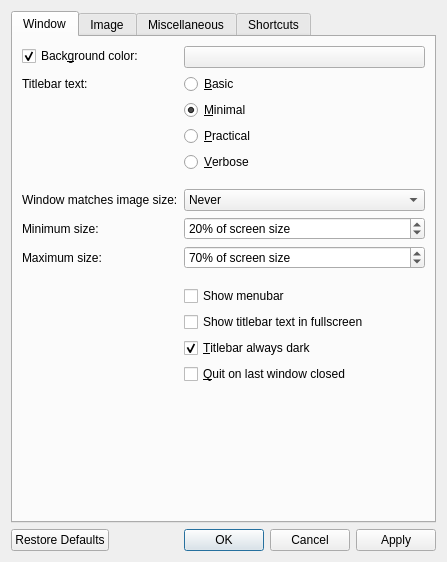
jurplel/qView, file src/qvoptionsdialog.ui: the form before one commit.
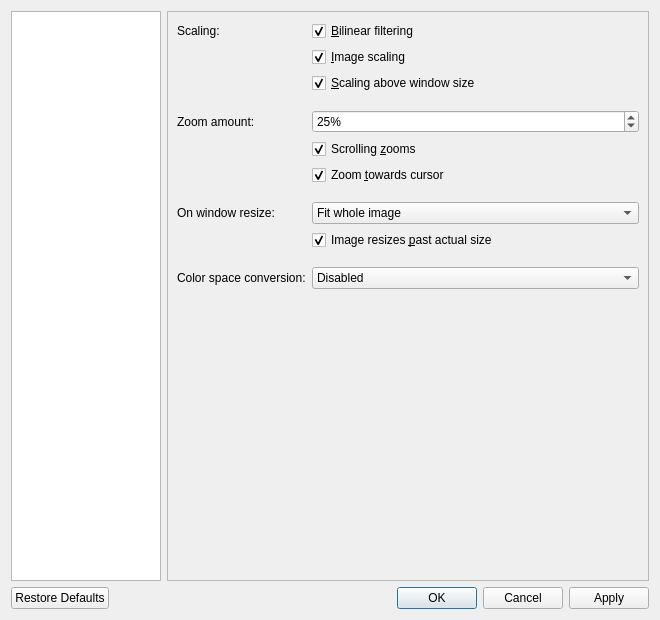
The form after the commit. The open tabs and pages were chosen to show the change.

Commit message: Options Dialog: Categories list instead of tab bar, corresponding panels now scrollable

Patch:
```diff
--- a/src/qvoptionsdialog.ui
+++ b/src/qvoptionsdialog.ui
@@ -9,30 +9,54 @@
    <rect>
     <x>0</x>
     <y>0</y>
-    <width>447</width>
-    <height>562</height>
+    <width>660</width>
+    <height>620</height>
    </rect>
   </property>
+  <property name="minimumSize">
+   <size>
+    <width>600</width>
+    <height>400</height>
+   </size>
+  </property>
   <property name="windowTitle">
    <string>Settings</string>
   </property>
   <layout class="QVBoxLayout" name="verticalLayout">
    <item>
-    <widget class="QTabWidget" name="tabWidget">
-     <property name="focusPolicy">
-      <enum>Qt::NoFocus</enum>
-     </property>
+    <layout class="QHBoxLayout" name="horizontalLayout">
+     <item>
+      <widget class="QListWidget" name="categoryList">
+       <property name="maximumSize">
+        <size>
+         <width>150</width>
+         <height>16777215</height>
+        </size>
+       </property>
+       <property name="horizontalScrollBarPolicy">
+        <enum>Qt::ScrollBarAlwaysOff</enum>
+       </property>
+      </widget>
+     </item>
+     <item>
+      <widget class="QStackedWidget" name="stackedWidget">
      <property name="currentIndex">
-      <number>2</number>
+        <number>0</number>
+       </property>
+       <widget class="QScrollArea" name="windowScrollArea">
+        <property name="widgetResizable">
+         <bool>true</bool>
      </property>
      <widget class="QWidget" name="window">
-      <property name="layoutDirection">
-       <enum>Qt::LeftToRight</enum>
-      </property>
-      <attribute name="title">
-       <string>Window</string>
-      </attribute>
-      <layout class="QFormLayout" name="formLayout">
+         <property name="geometry">
+          <rect>
+           <x>0</x>
+           <y>0</y>
+           <width>472</width>
+           <height>552</height>
+          </rect>
+         </property>
+         <layout class="QFormLayout" name="windowLayout">
        <item row="0" column="0">
         <widget class="QCheckBox" name="bgColorCheckbox">
          <property name="text">
@@ -252,11 +276,21 @@
        </item>
       </layout>
      </widget>
+       </widget>
+       <widget class="QScrollArea" name="imageScrollArea">
+        <property name="widgetResizable">
+         <bool>true</bool>
+        </property>
      <widget class="QWidget" name="image">
-      <attribute name="title">
-       <string>Image</string>
-      </attribute>
-      <layout class="QFormLayout" name="formLayout_4">
+         <property name="geometry">
+          <rect>
+           <x>0</x>
+           <y>0</y>
+           <width>472</width>
+           <height>552</height>
+          </rect>
+         </property>
+         <layout class="QFormLayout" name="imageLayout">
        <item row="0" column="0">
         <widget class="QLabel" name="label_2">
          <property name="text">
@@ -490,11 +524,21 @@
        </item>
       </layout>
      </widget>
+       </widget>
+       <widget class="QScrollArea" name="miscScrollArea">
+        <property name="widgetResizable">
+         <bool>true</bool>
+        </property>
      <widget class="QWidget" name="misc">
-      <attribute name="title">
-       <string>Miscellaneous</string>
-      </attribute>
-      <layout class="QFormLayout" name="formLayout_3">
+         <property name="geometry">
+          <rect>
+           <x>0</x>
+           <y>0</y>
+           <width>472</width>
+           <height>552</height>
+          </rect>
+         </property>
+         <layout class="QFormLayout" name="miscLayout">
        <item row="0" column="0">
         <widget class="QLabel" name="langComboLabel">
          <property name="text">
@@ -782,10 +826,8 @@
        </item>
       </layout>
      </widget>
+       </widget>
      <widget class="QWidget" name="shortcuts">
-      <attribute name="title">
-       <string>Shortcuts</string>
-      </attribute>
       <layout class="QVBoxLayout" name="verticalLayout_2">
        <item>
         <widget class="QTableWidget" name="shortcutsTable">
@@ -840,6 +882,8 @@
       </layout>
      </widget>
     </widget>
+     </item>
+    </layout>
    </item>
    <item>
     <widget class="QDialogButtonBox" name="buttonBox">
```
Lines whose indentation alone changed are shown as unchanged. The commit also changes 8 other files.
